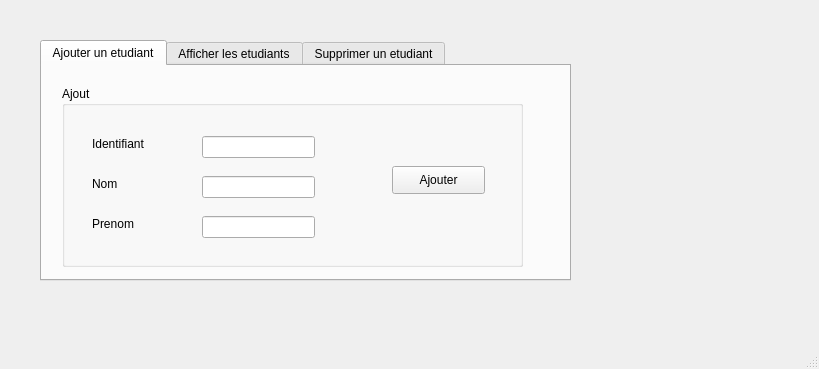
Before: the Qt Designer form mainwindow.ui in ToxicZayda/Projet_2A, drawn with Qt 5.
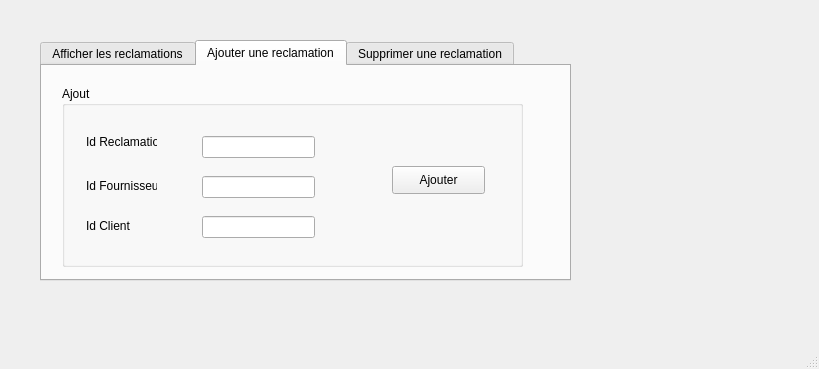
After: the same form once the commit is applied. The open tabs and pages were chosen to show the change.

Patch:
```diff
--- a/mainwindow.ui
+++ b/mainwindow.ui
@@ -26,9 +26,24 @@
     <property name="currentIndex">
      <number>0</number>
     </property>
+    <widget class="QWidget" name="tab_2">
+     <attribute name="title">
+      <string>Afficher les reclamations</string>
+     </attribute>
+     <widget class="QTableView" name="tab_etudiant">
+      <property name="geometry">
+       <rect>
+        <x>20</x>
+        <y>10</y>
+        <width>501</width>
+        <height>201</height>
+       </rect>
+      </property>
+     </widget>
+    </widget>
     <widget class="QWidget" name="tab">
      <attribute name="title">
-      <string>Ajouter un etudiant</string>
+      <string>Ajouter une reclamation</string>
      </attribute>
      <widget class="QGroupBox" name="groupBox">
       <property name="geometry">
@@ -45,40 +60,40 @@
       <widget class="QLabel" name="label">
        <property name="geometry">
         <rect>
-         <x>30</x>
-         <y>50</y>
-         <width>55</width>
-         <height>16</height>
+         <x>24</x>
+         <y>46</y>
+         <width>71</width>
+         <height>20</height>
         </rect>
        </property>
        <property name="text">
-        <string>Identifiant</string>
+        <string>Id Reclamation</string>
        </property>
       </widget>
       <widget class="QLabel" name="label_2">
        <property name="geometry">
         <rect>
-         <x>30</x>
+         <x>24</x>
          <y>90</y>
-         <width>55</width>
-         <height>16</height>
+         <width>71</width>
+         <height>20</height>
         </rect>
        </property>
        <property name="text">
-        <string>Nom</string>
+        <string>Id Fournisseur</string>
        </property>
       </widget>
       <widget class="QLabel" name="label_3">
        <property name="geometry">
         <rect>
-         <x>30</x>
+         <x>24</x>
          <y>130</y>
-         <width>55</width>
-         <height>16</height>
+         <width>61</width>
+         <height>20</height>
         </rect>
        </property>
        <property name="text">
-        <string>Prenom</string>
+        <string>Id Client</string>
        </property>
       </widget>
       <widget class="QLineEdit" name="le_id">
@@ -126,24 +141,9 @@
       </widget>
      </widget>
     </widget>
-    <widget class="QWidget" name="tab_2">
-     <attribute name="title">
-      <string>Afficher les etudiants</string>
-     </attribute>
-     <widget class="QTableView" name="tab_etudiant">
-      <property name="geometry">
-       <rect>
-        <x>20</x>
-        <y>10</y>
-        <width>501</width>
-        <height>201</height>
-       </rect>
-      </property>
-     </widget>
-    </widget>
     <widget class="QWidget" name="tab_3">
      <attribute name="title">
-      <string>Supprimer un etudiant</string>
+      <string>Supprimer une reclamation</string>
      </attribute>
      <widget class="QLabel" name="label_4">
       <property name="geometry">
```
Left out of the diff: 6 changed lines with no effect on the pictures.
